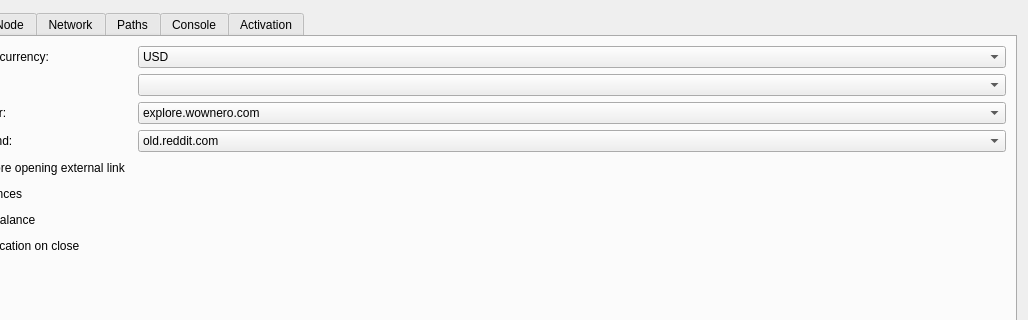
This is src/settings.ui in wownero/wowlet as Qt 5 draws it before an edit; both pictures show x 95 to 1123 and y 0 to 320 of the 1123 by 555 pixel window. The edited form follows.
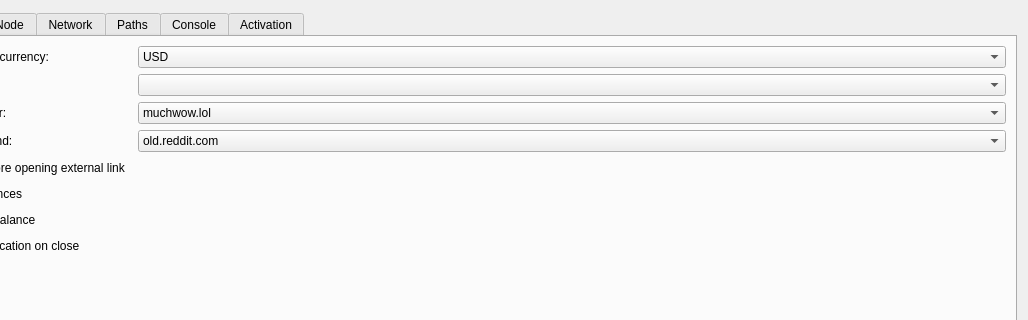
This is the edited form. Icons and pictures are not drawn. Custom widgets are drawn as their Qt base class.

The edit to the form file:
```diff
--- a/src/settings.ui
+++ b/src/settings.ui
@@ -141,7 +141,7 @@
         <widget class="QComboBox" name="comboBox_blockExplorer">
          <item>
           <property name="text">
-           <string>explore.wownero.com</string>
+           <string>muchwow.lol</string>
           </property>
          </item>
          <item>
```
Left out of the diff: 2 changed lines with no effect on the pictures.
